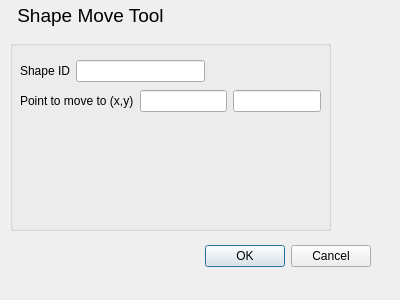
camwolff02/CS1C_2D_Graphics_Modeler, file QTPROJECT/moveshape.ui: the form before one commit.
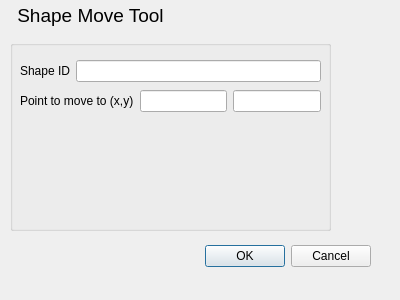
The form after the commit.

Commit message: ui available from mainwindow buttons

The edit to the form file:
```diff
--- a/QTPROJECT/moveshape.ui
+++ b/QTPROJECT/moveshape.ui
@@ -84,7 +84,7 @@
      <rect>
       <x>10</x>
       <y>20</y>
-      <width>185</width>
+      <width>301</width>
       <height>22</height>
      </rect>
     </property>
```
The commit also changes 3 other files.
